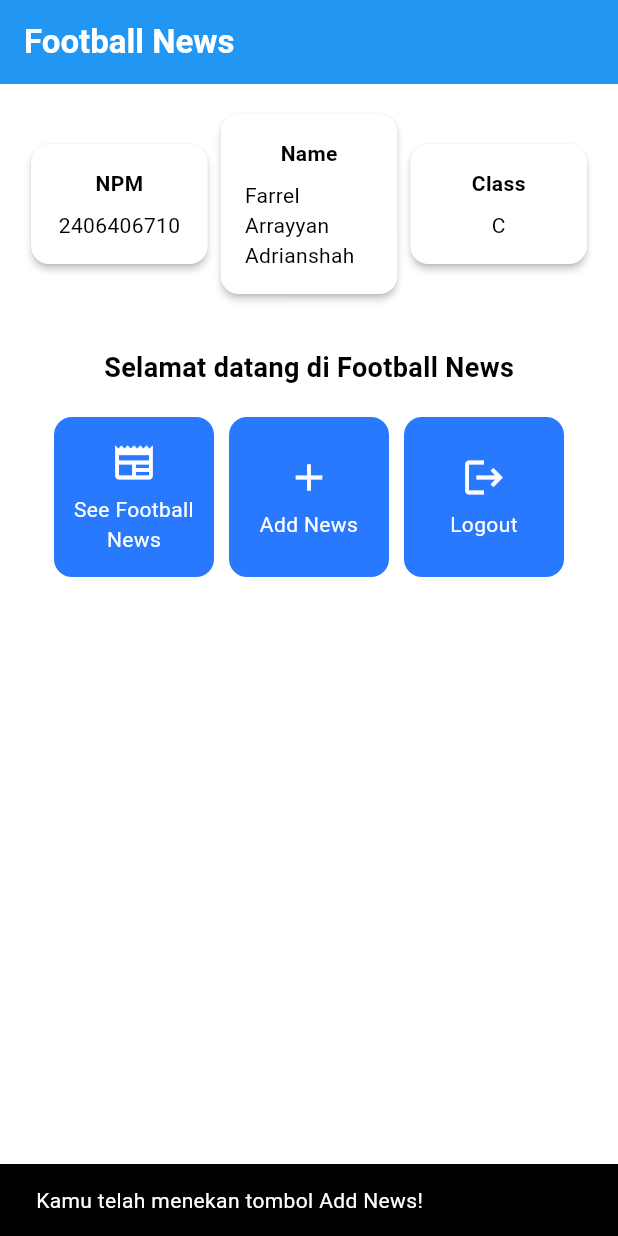
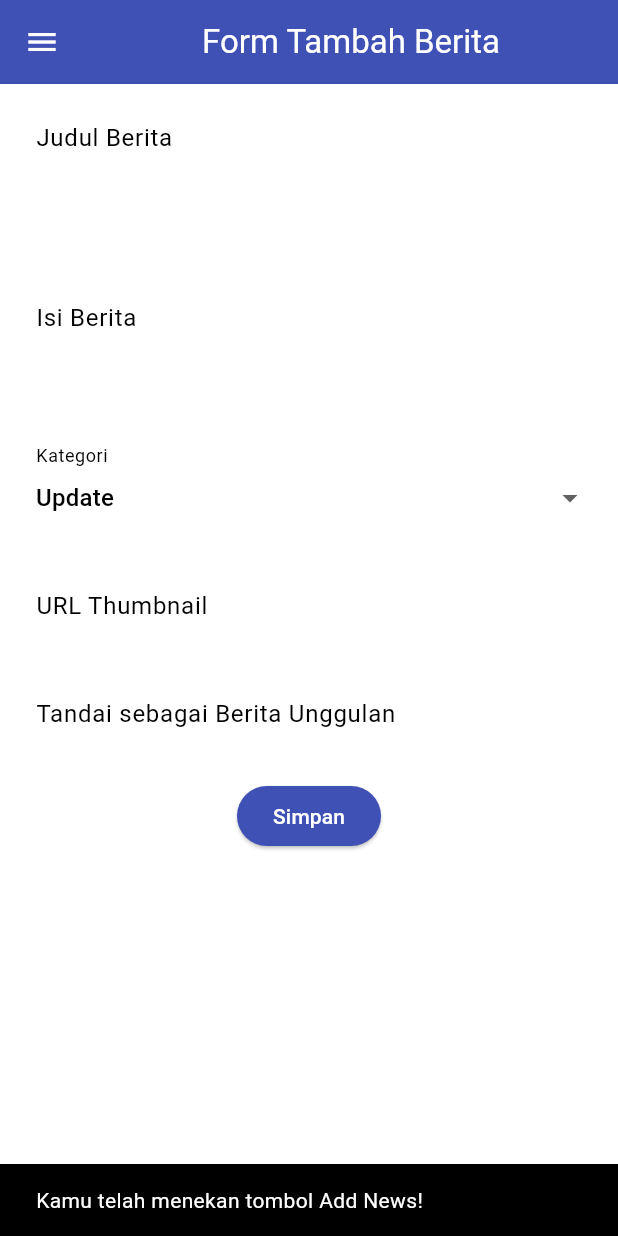
Before and after one commit to farrelarrayyan/football-news-mobile, a Flutter app: the screen it shows after launch, after a tap on "Add News", on a phone screen of 412 x 824 dp. Run offline on Flutter 3.47's test engine with Material 3 defaults, Android fonts, the phone set to English and light mode, and no system bars.

Commit message:
Complete Tutorial 7: Flutter Navigation, Layouts, Forms, and Input Elements

```diff
--- a/lib/main.dart
+++ b/lib/main.dart
@@ -1,5 +1,5 @@
 import 'package:flutter/material.dart';
-import 'package:football_news/menu.dart';
+import 'package:football_news/screens/menu.dart';
 
 void main() {
   runApp(const MyApp());
--- a/lib/menu.dart
+++ b/lib/screens/menu.dart
@@ -1,4 +1,6 @@
 import 'package:flutter/material.dart';
+import 'package:football_news/widgets/news_card.dart';
+import 'package:football_news/widgets/left_drawer.dart';
 
 class MyHomePage extends StatelessWidget {
   MyHomePage({super.key});
@@ -30,6 +32,7 @@ class MyHomePage extends StatelessWidget {
         // Warna latar belakang AppBar diambil dari skema warna tema aplikasi.
         backgroundColor: Theme.of(context).colorScheme.primary,
       ),
+      drawer: LeftDrawer(),
       // Body halaman dengan padding di sekelilingnya.
       body: Padding(
         padding: const EdgeInsets.all(16.0),
@@ -132,56 +135,3 @@ class ItemHomepage {
 
  ItemHomepage(this.name, this.icon);
 }
-
-class ItemCard extends StatelessWidget {
-  // Menampilkan kartu dengan ikon dan nama.
-
-  final ItemHomepage item;
-
-  const ItemCard(this.item, {super.key});
-
-  @override
-  Widget build(BuildContext context) {
-    return Material(
-      // Menentukan warna latar belakang dari tema aplikasi.
-      color: Theme.of(context).colorScheme.secondary,
-      // Membuat sudut kartu melengkung.
-      borderRadius: BorderRadius.circular(12),
-
-      child: InkWell(
-        // Aksi ketika kartu ditekan.
-        onTap: () {
-          // Menampilkan pesan SnackBar saat kartu ditekan.
-          ScaffoldMessenger.of(context)
-            ..hideCurrentSnackBar()
-            ..showSnackBar(
-              SnackBar(content: Text("Kamu telah menekan tombol ${item.name}!"))
-            );
-        },
-        // Container untuk menyimpan Icon dan Text
-        child: Container(
-          padding: const EdgeInsets.all(8),
-          child: Center(
-            child: Column(
-              // Menyusun ikon dan teks di tengah kartu.
-              mainAxisAlignment: MainAxisAlignment.center,
-              children: [
-                Icon(
-                  item.icon,
-                  color: Colors.white,
-                  size: 30.0,
-                ),
-                const Padding(padding: EdgeInsets.all(3)),
-                Text(
-                  item.name,
-                  textAlign: TextAlign.center,
-                  style: const TextStyle(color: Colors.white),
-                ),
-              ],
-            ),
-          ),
-        ),
-      ),
-    );
-  }
-}
--- /dev/null
+++ b/lib/screens/newslist_form.dart
@@ -0,0 +1,214 @@
+import 'package:flutter/material.dart';
+import 'package:football_news/widgets/left_drawer.dart';
+
+
+class NewsFormPage extends StatefulWidget {
+    const NewsFormPage({super.key});
+
+    @override
+    State<NewsFormPage> createState() => _NewsFormPageState();
+}
+
+class _NewsFormPageState extends State<NewsFormPage> {
+    final _formKey = GlobalKey<FormState>();
+    String _title = "";
+    String _content = "";
+    String _category = "update"; // default
+    String _thumbnail = "";
+    bool _isFeatured = false; // default
+
+    final List<String> _categories = [
+    'transfer',
+    'update',
+    'exclusive',
+    'match',
+    'rumor',
+    'analysis',
+  ];
+
+    @override
+    Widget build(BuildContext context) {
+      return Scaffold(
+        appBar: AppBar(
+          title: const Center(
+            child: Text(
+              'Form Tambah Berita',
+            ),
+          ),
+          backgroundColor: Colors.indigo,
+          foregroundColor: Colors.white,
+        ),
+        drawer: LeftDrawer(),
+        body: Form(
+          key: _formKey,
+          child: SingleChildScrollView(
+            child: Column(
+              crossAxisAlignment: CrossAxisAlignment.start,
+              children:[
+                // === Title ===
+                Padding(
+                  padding: const EdgeInsets.all(8.0),
+                  child: TextFormField(
+                    decoration: InputDecoration(
+                      hintText: "Judul Berita",
+                      labelText: "Judul Berita",
+                      border: OutlineInputBorder(
+                        borderRadius: BorderRadius.circular(5.0),
+                      ),
+                    ),
+                    onChanged: (String? value) {
+                      setState(() {
+                        _title = value!;
+                      });
+                    },
+                    validator: (String? value) {
+                      if (value == null || value.isEmpty) {
+                        return "Judul tidak boleh kosong!";
+                      }
+                      return null;
+                    },
+                  ),
+                ),
+
+                // === Content ===
+                Padding(
+                  padding: const EdgeInsets.all(8.0),
+                  child: TextFormField(
+                    maxLines: 5,
+                    decoration: InputDecoration(
+                      hintText: "Isi Berita",
+                      labelText: "Isi Berita",
+                      border: OutlineInputBorder(
+                        borderRadius: BorderRadius.circular(5.0),
+                      ),
+                    ),
+                    onChanged: (String? value) {
+                      setState(() {
+                        _content = value!;
+                      });
+                    },
+                    validator: (String? value) {
+                      if (value == null || value.isEmpty) {
+                        return "Isi berita tidak boleh kosong!";
+                      }
+                      return null;
+                    },
+                  ),
+                ),
+
+                // === Category ===
+                Padding(
+                  padding: const EdgeInsets.all(8.0),
+                  child: DropdownButtonFormField<String>(
+                    decoration: InputDecoration(
+                      labelText: "Kategori",
+                      border: OutlineInputBorder(
+                        borderRadius: BorderRadius.circular(5.0),
+                      ),
+                    ),
+                    value: _category,
+                    items: _categories
+                        .map((cat) => DropdownMenuItem(
+                              value: cat,
+                              child: Text(
+                                  cat[0].toUpperCase() + cat.substring(1)),
+                            ))
+                        .toList(),
+                    onChanged: (String? newValue) {
+                      setState(() {
+                        _category = newValue!;
+                      });
+                    },
+                  ),
+                ),
+
+                // === Thumbnail URL ===
+                Padding(
+                  padding: const EdgeInsets.all(8.0),
+                  child: TextFormField(
+                    decoration: InputDecoration(
+                      hintText: "URL Thumbnail (opsional)",
+                      labelText: "URL Thumbnail",
+                      border: OutlineInputBorder(
+                        borderRadius: BorderRadius.circular(5.0),
+                      ),
+                    ),
+                    onChanged: (String? value) {
+                      setState(() {
+                        _thumbnail = value!;
+                      });
+                    },
+                  ),
+                ),
+
+                // === Is Featured ===
+                Padding(
+                  padding: const EdgeInsets.all(8.0),
+                  child: SwitchListTile(
+                    title: const Text("Tandai sebagai Berita Unggulan"),
+                    value: _isFeatured,
+                    onChanged: (bool value) {
+                      setState(() {
+                        _isFeatured = value;
+                      });
+                    },
+                  ),
+                ),
+                // === Tombol Simpan ===
+                Align(
+                  alignment: Alignment.bottomCenter,
+                  child: Padding(
+                    padding: const EdgeInsets.all(8.0),
+                    child: ElevatedButton(
+                      style: ButtonStyle(
+                        backgroundColor:
+                            MaterialStateProperty.all(Colors.indigo),
+                      ),
+                      onPressed: () {
+                        if (_formKey.currentState!.validate()) {
+                          showDialog(
+                            context: context,
+                            builder: (context) {
+                              return AlertDialog(
+                                title: const Text('Berita berhasil disimpan!'),
+                                content: SingleChildScrollView(
+                                  child: Column(
+                                    crossAxisAlignment:
+                                        CrossAxisAlignment.start,
+                                    children: [
+                                      Text('Judul: $_title'),
+                                      Text('Isi: $_content'),
+                                      Text('Kategori: $_category'),
+                                      Text('Thumbnail: $_thumbnail'),
+                                      Text('Unggulan: ${_isFeatured ? "Ya" : "Tidak"}'),
+                                    ],
+                                  ),
+                                ),
+                                actions: [
+                                  TextButton(
+                                    child: const Text('OK'),
+                                    onPressed: () {
+                                      Navigator.pop(context);
+                                      _formKey.currentState!.reset();
+                                    },
+                                  ),
+                                ],
+                              );
+                            },
+                          );
+                        }
+                      },
+                      child: const Text(
+                        "Simpan",
+                        style: TextStyle(color: Colors.white),
+                      ),
+                    ),
+                  ),
+                ),
+              ],
+                        ),
+          ),
+      ),
+      );
+    }
+}
--- /dev/null
+++ b/lib/widgets/left_drawer.dart
@@ -0,0 +1,64 @@
+import 'package:flutter/material.dart';
+import 'package:football_news/screens/menu.dart';
+import 'package:football_news/screens/newslist_form.dart';
+
+class LeftDrawer extends StatelessWidget {
+  const LeftDrawer({super.key});
+
+  @override
+  Widget build(BuildContext context) {
+    return Drawer(
+      child: ListView(
+        children: [
+          const DrawerHeader(
+            decoration: BoxDecoration(
+              color: Colors.blue,
+            ),
+            child: Column(
+              children: [
+                Text(
+                  'Football News',
+                  textAlign: TextAlign.center,
+                  style: TextStyle(
+                    fontSize: 30,
+                    fontWeight: FontWeight.bold,
+                    color: Colors.white,
+                  ),
+                ),
+                Padding(padding: EdgeInsets.all(10)),
+                Text("Seluruh berita sepak bola terkini di sini!",
+                    textAlign: TextAlign.center,
+                    style: TextStyle(
+                    fontSize: 15,
+                    fontWeight: FontWeight.normal,
+                    color: Colors.white,
+                    ),
+                ),
+              ],
+            ),
+          ),
+          ListTile(
+            leading: const Icon(Icons.home_outlined),
+            title: const Text('Home'),
+            // Bagian redirection ke MyHomePage
+            onTap: () {
+              Navigator.pushReplacement(
+                  context,
+                  MaterialPageRoute(
+                    builder: (context) => MyHomePage(),
+                  ));
+            },
+          ),
+          ListTile(
+            leading: const Icon(Icons.post_add),
+            title: const Text('Add News'),
+            // Bagian redirection ke NewsFormPage
+            onTap: () {
+              Navigator.pushReplacement(context, MaterialPageRoute(builder: (context) => const NewsFormPage()));
+            },
+          ),
+        ],
+      ),
+    );
+  }
+}
--- /dev/null
+++ b/lib/widgets/news_card.dart
@@ -0,0 +1,61 @@
+import 'package:flutter/material.dart';
+import 'package:football_news/screens/menu.dart';
+import 'package:football_news/screens/newslist_form.dart';
+
+class ItemCard extends StatelessWidget {
+  // Menampilkan kartu dengan ikon dan nama.
+
+  final ItemHomepage item;
+
+  const ItemCard(this.item, {super.key});
+
+  @override
+  Widget build(BuildContext context) {
+    return Material(
+      // Menentukan warna latar belakang dari tema aplikasi.
+      color: Theme.of(context).colorScheme.secondary,
+      // Membuat sudut kartu melengkung.
+      borderRadius: BorderRadius.circular(12),
+
+      child: InkWell(
+        // Aksi ketika kartu ditekan.
+        onTap: () {
+          // Menampilkan pesan SnackBar saat kartu ditekan.
+          ScaffoldMessenger.of(context)
+            ..hideCurrentSnackBar()
+            ..showSnackBar(
+              SnackBar(content: Text("Kamu telah menekan tombol ${item.name}!"))
+            );
+
+            // Navigate ke route yang sesuai (tergantung jenis tombol)
+            if (item.name == "Add News") {
+              Navigator.push(context, MaterialPageRoute(builder: (context) => const NewsFormPage()));
+    }
+        },
+        // Container untuk menyimpan Icon dan Text
+        child: Container(
+          padding: const EdgeInsets.all(8),
+          child: Center(
+            child: Column(
+              // Menyusun ikon dan teks di tengah kartu.
+              mainAxisAlignment: MainAxisAlignment.center,
+              children: [
+                Icon(
+                  item.icon,
+                  color: Colors.white,
+                  size: 30.0,
+                ),
+                const Padding(padding: EdgeInsets.all(3)),
+                Text(
+                  item.name,
+                  textAlign: TextAlign.center,
+                  style: const TextStyle(color: Colors.white),
+                ),
+              ],
+            ),
+          ),
+        ),
+      ),
+    );
+  }
+}
```
